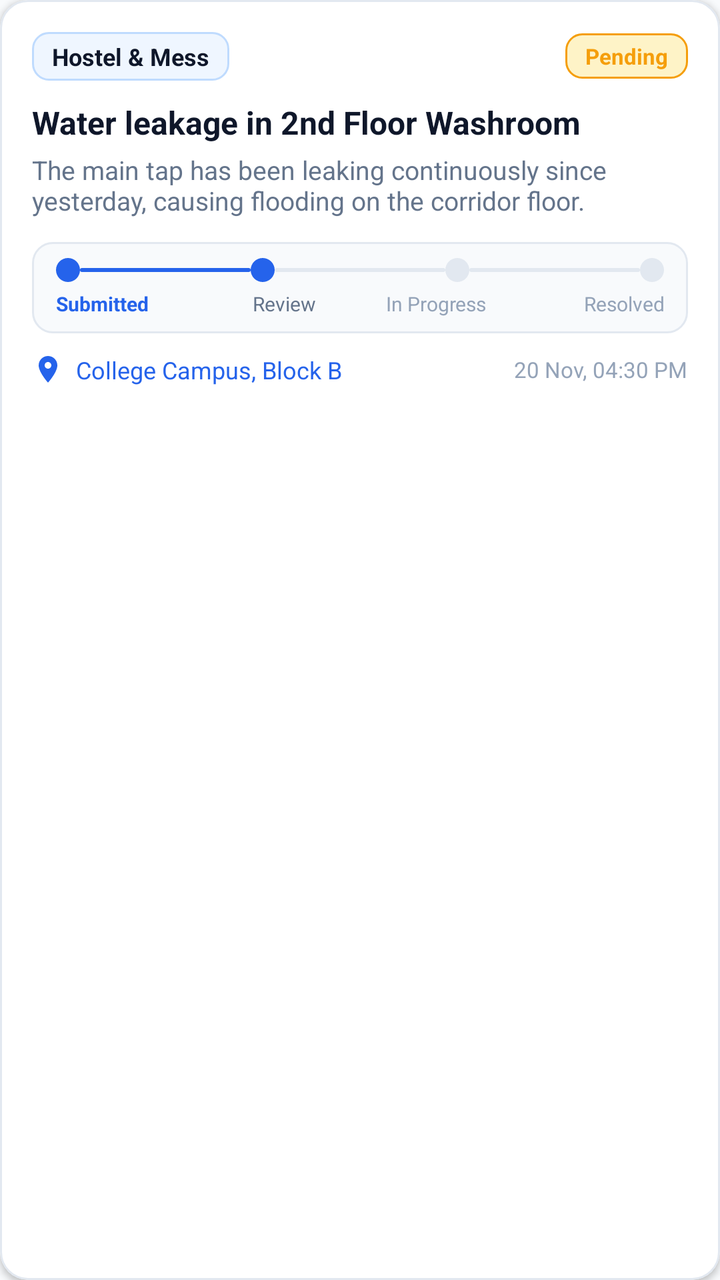
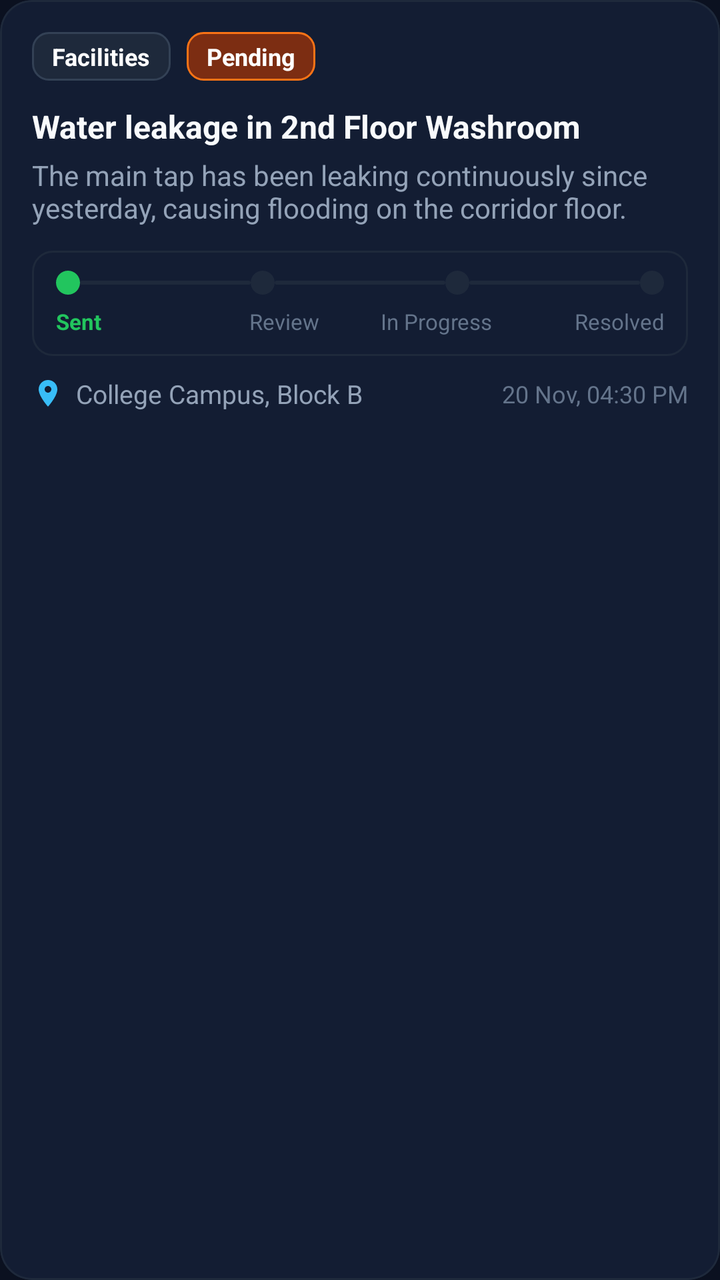

Two renders of the same Android screen: before a commit and after it. Below are the layout's source before the change and the commit's diff.
<!-- AndroidManifest.xml: application theme Theme.Helpdeskai -->
<!-- res/layout/item_complaint_card.xml -->
<?xml version="1.0" encoding="utf-8"?>
<com.google.android.material.card.MaterialCardView xmlns:android="http://schemas.android.com/apk/res/android"
    xmlns:app="http://schemas.android.com/apk/res-auto"
    android:layout_width="match_parent"
    android:layout_height="wrap_content"
    android:layout_marginHorizontal="16dp"
    android:layout_marginVertical="8dp"
    android:clickable="true"
    android:focusable="true"
    app:cardBackgroundColor="@color/surface_card"
    app:cardCornerRadius="14dp"
    app:cardElevation="2dp"
    app:strokeColor="@color/divider"
    app:strokeWidth="1dp">

    <LinearLayout
        android:layout_width="match_parent"
        android:layout_height="wrap_content"
        android:orientation="vertical"
        android:padding="16dp">

        
        <LinearLayout
            android:layout_width="match_parent"
            android:layout_height="wrap_content"
            android:gravity="center_vertical"
            android:orientation="horizontal">

            <TextView
                android:id="@+id/tv_card_category"
                android:layout_width="wrap_content"
                android:layout_height="wrap_content"
                android:background="@drawable/bg_badge_category"
                android:paddingHorizontal="10dp"
                android:paddingVertical="4dp"
                android:text="Hostel &amp; Mess"
                android:textColor="@color/text_primary"
                android:textSize="12sp"
                android:textStyle="bold" />

            <View
                android:layout_width="0dp"
                android:layout_height="1dp"
                android:layout_weight="1" />

            <TextView
                android:id="@+id/tv_card_status"
                android:layout_width="wrap_content"
                android:layout_height="wrap_content"
                android:background="@drawable/bg_badge_pending"
                android:paddingHorizontal="10dp"
                android:paddingVertical="4dp"
                android:text="Pending"
                android:textColor="@color/status_pending"
                android:textSize="11sp"
                android:textStyle="bold" />
        </LinearLayout>

        
        <TextView
            android:id="@+id/tv_card_title"
            android:layout_width="match_parent"
            android:layout_height="wrap_content"
            android:layout_marginTop="10dp"
            android:ellipsize="end"
            android:maxLines="1"
            android:text="Water leakage in 2nd Floor Washroom"
            android:textColor="@color/text_primary"
            android:textSize="16sp"
            android:textStyle="bold" />

        
        <TextView
            android:id="@+id/tv_card_description"
            android:layout_width="match_parent"
            android:layout_height="wrap_content"
            android:layout_marginTop="4dp"
            android:ellipsize="end"
            android:maxLines="2"
            android:text="The main tap has been leaking continuously since yesterday, causing flooding on the corridor floor."
            android:textColor="@color/text_secondary"
            android:textSize="13sp" />

        
        <ImageView
            android:id="@+id/iv_card_photo"
            android:layout_width="match_parent"
            android:layout_height="140dp"
            android:layout_marginTop="10dp"
            android:scaleType="centerCrop"
            android:visibility="gone" />

        
        <LinearLayout
            android:id="@+id/layout_tracking_timeline"
            android:layout_width="match_parent"
            android:layout_height="wrap_content"
            android:layout_marginTop="12dp"
            android:background="@drawable/bg_timeline_container"
            android:orientation="vertical"
            android:paddingHorizontal="12dp"
            android:paddingVertical="8dp">

            
            <LinearLayout
                android:layout_width="match_parent"
                android:layout_height="wrap_content"
                android:gravity="center_vertical"
                android:orientation="horizontal">

                <ImageView
                    android:id="@+id/dot_step_submitted"
                    android:layout_width="12dp"
                    android:layout_height="12dp"
                    android:src="@drawable/dot_timeline_active" />

                <View
                    android:id="@+id/line_step_1"
                    android:layout_width="0dp"
                    android:layout_height="2dp"
                    android:layout_weight="1"
                    android:background="@drawable/line_timeline_active" />

                <ImageView
                    android:id="@+id/dot_step_review"
                    android:layout_width="12dp"
                    android:layout_height="12dp"
                    android:src="@drawable/dot_timeline_active" />

                <View
                    android:id="@+id/line_step_2"
                    android:layout_width="0dp"
                    android:layout_height="2dp"
                    android:layout_weight="1"
                    android:background="@drawable/line_timeline_inactive" />

                <ImageView
                    android:id="@+id/dot_step_progress"
                    android:layout_width="12dp"
                    android:layout_height="12dp"
                    android:src="@drawable/dot_timeline_inactive" />

                <View
                    android:id="@+id/line_step_3"
                    android:layout_width="0dp"
                    android:layout_height="2dp"
                    android:layout_weight="1"
                    android:background="@drawable/line_timeline_inactive" />

                <ImageView
                    android:id="@+id/dot_step_resolved"
                    android:layout_width="12dp"
                    android:layout_height="12dp"
                    android:src="@drawable/dot_timeline_inactive" />
            </LinearLayout>

            
            <LinearLayout
                android:layout_width="match_parent"
                android:layout_height="wrap_content"
                android:layout_marginTop="4dp"
                android:orientation="horizontal">

                <TextView
                    android:id="@+id/tv_label_submitted"
                    android:layout_width="0dp"
                    android:layout_height="wrap_content"
                    android:layout_weight="1"
                    android:gravity="start"
                    android:text="Submitted"
                    android:textColor="@color/primary"
                    android:textSize="10sp"
                    android:textStyle="bold" />

                <TextView
                    android:id="@+id/tv_label_review"
                    android:layout_width="0dp"
                    android:layout_height="wrap_content"
                    android:layout_weight="1"
                    android:gravity="center"
                    android:text="Review"
                    android:textColor="@color/text_secondary"
                    android:textSize="10sp" />

                <TextView
                    android:id="@+id/tv_label_progress"
                    android:layout_width="0dp"
                    android:layout_height="wrap_content"
                    android:layout_weight="1"
                    android:gravity="center"
                    android:text="In Progress"
                    android:textColor="@color/text_muted"
                    android:textSize="10sp" />

                <TextView
                    android:id="@+id/tv_label_resolved"
                    android:layout_width="0dp"
                    android:layout_height="wrap_content"
                    android:layout_weight="1"
                    android:gravity="end"
                    android:text="Resolved"
                    android:textColor="@color/text_muted"
                    android:textSize="10sp" />
            </LinearLayout>
        </LinearLayout>

        
        <LinearLayout
            android:id="@+id/layout_card_location"
            android:layout_width="match_parent"
            android:layout_height="wrap_content"
            android:layout_marginTop="10dp"
            android:gravity="center_vertical"
            android:orientation="horizontal"
            android:visibility="visible">

            <ImageView
                android:layout_width="16dp"
                android:layout_height="16dp"
                android:src="@drawable/ic_location"
                app:tint="@color/primary" />

            <TextView
                android:id="@+id/tv_card_location"
                android:layout_width="0dp"
                android:layout_height="wrap_content"
                android:layout_marginStart="6dp"
                android:layout_weight="1"
                android:ellipsize="end"
                android:maxLines="1"
                android:text="College Campus, Block B"
                android:textColor="@color/primary"
                android:textSize="12sp" />

            <TextView
                android:id="@+id/tv_card_timestamp"
                android:layout_width="wrap_content"
                android:layout_height="wrap_content"
                android:layout_marginStart="8dp"
                android:text="20 Nov, 04:30 PM"
                android:textColor="@color/text_muted"
                android:textSize="11sp" />
        </LinearLayout>

        
        <LinearLayout
            android:id="@+id/layout_card_officer_reply"
            android:layout_width="match_parent"
            android:layout_height="wrap_content"
            android:layout_marginTop="12dp"
            android:background="@drawable/bg_ai_suggestion"
            android:orientation="vertical"
            android:padding="10dp"
            android:visibility="gone">

            <TextView
                android:layout_width="wrap_content"
                android:layout_height="wrap_content"
                android:text="Official Response:"
                android:textColor="@color/status_resolved"
                android:textSize="12sp"
                android:textStyle="bold" />

            <TextView
                android:id="@+id/tv_card_officer_reply"
                android:layout_width="match_parent"
                android:layout_height="wrap_content"
                android:layout_marginTop="2dp"
                android:textColor="@color/text_primary"
                android:textSize="13sp" />
        </LinearLayout>

    </LinearLayout>
</com.google.android.material.card.MaterialCardView>
<!-- resources referenced by this layout -->
<resources>
  <color name="divider">#E2E8F0</color>
  <color name="primary">#2563EB</color>
  <color name="status_pending">#F59E0B</color>
  <color name="status_resolved">#22C55E</color>
  <color name="surface_card">#FFFFFF</color>
  <color name="text_muted">#94A3B8</color>
  <color name="text_primary">#0F172A</color>
  <color name="text_secondary">#64748B</color>
  <!-- drawable bg_timeline_container (drawable) -->
  <?xml version="1.0" encoding="utf-8"?>
  <shape xmlns:android="http://schemas.android.com/apk/res/android"
      android:shape="rectangle">
      <solid android:color="@color/input_bg" />
      <corners android:radius="10dp" />
      <stroke
          android:width="1dp"
          android:color="@color/divider" />
  </shape>
  <!-- drawable dot_timeline_active (drawable) -->
  <?xml version="1.0" encoding="utf-8"?>
  <shape xmlns:android="http://schemas.android.com/apk/res/android"
      android:shape="oval">
      <solid android:color="@color/primary" />
      <size
          android:width="12dp"
          android:height="12dp" />
  </shape>
  <!-- drawable dot_timeline_inactive (drawable) -->
  <?xml version="1.0" encoding="utf-8"?>
  <shape xmlns:android="http://schemas.android.com/apk/res/android"
      android:shape="oval">
      <solid android:color="@color/divider" />
      <size
          android:width="10dp"
          android:height="10dp" />
  </shape>
  <!-- drawable ic_location (drawable) -->
  <vector xmlns:android="http://schemas.android.com/apk/res/android"
      android:width="24dp"
      android:height="24dp"
      android:viewportWidth="24"
      android:viewportHeight="24">
      <path
          android:fillColor="#0D9488"
          android:pathData="M12,2C8.13,2 5,5.13 5,9c0,5.25 7,13 7,13s7,-7.75 7,-13c0,-3.87 -3.13,-7 -7,-7zm0,9.5c-1.38,0 -2.5,-1.12 -2.5,-2.5s1.12,-2.5 2.5,-2.5 2.5,1.12 2.5,2.5 -1.12,2.5 -2.5,2.5z" />
  </vector>
  <!-- drawable line_timeline_active (drawable) -->
  <?xml version="1.0" encoding="utf-8"?>
  <shape xmlns:android="http://schemas.android.com/apk/res/android"
      android:shape="rectangle">
      <solid android:color="@color/primary" />
      <corners android:radius="2dp" />
      <size android:height="2dp" />
  </shape>
  <!-- drawable line_timeline_inactive (drawable) -->
  <?xml version="1.0" encoding="utf-8"?>
  <shape xmlns:android="http://schemas.android.com/apk/res/android"
      android:shape="rectangle">
      <solid android:color="@color/divider" />
      <corners android:radius="2dp" />
      <size android:height="2dp" />
  </shape>
  <style name="Theme.Helpdeskai" parent="Base.Theme.Helpdeskai" />
  <color name="status_resolved_bg">#DCFCE7</color>
  <color name="badge_cat_bg">#EFF6FF</color>
  <color name="badge_cat_stroke">#BFDBFE</color>
  <color name="status_pending_bg">#FEF3C7</color>
  <color name="input_bg">#F8FAFC</color>
  <style name="Base.Theme.Helpdeskai" parent="Theme.Material3.DayNight.NoActionBar">
          
          <item name="colorPrimary">@color/primary</item>
          <item name="colorPrimaryDark">@color/primary_dark</item>
          <item name="colorSecondary">@color/accent</item>
          <item name="android:statusBarColor">@color/primary</item>
          <item name="android:windowLightStatusBar" tools:targetApi="m">false</item>
          <item name="android:windowBackground">@color/bg_light</item>
      </style>
  <color name="primary_dark">#1D4ED8</color>
  <color name="accent">#0EA5E9</color>
  <color name="bg_light">#F8FAFC</color>
  <!-- unchanged entries left out for length: 3 -->
</resources>

<!-- the commit's change to res/layout/item_complaint_card.xml (unified diff, before → after) -->
@@ -7,9 +7,10 @@
     android:layout_marginVertical="8dp"
     android:clickable="true"
     android:focusable="true"
+    android:foreground="?attr/selectableItemBackground"
     app:cardBackgroundColor="@color/surface_card"
-    app:cardCornerRadius="14dp"
-    app:cardElevation="2dp"
+    app:cardCornerRadius="16dp"
+    app:cardElevation="0dp"
     app:strokeColor="@color/divider"
     app:strokeWidth="1dp">
 
@@ -20,11 +21,23 @@
         android:padding="16dp">
 
         
-        <LinearLayout
-            android:layout_width="match_parent"
-            android:layout_height="wrap_content"
-            android:gravity="center_vertical"
-            android:orientation="horizontal">
+        <androidx.constraintlayout.widget.ConstraintLayout
+            android:layout_width="match_parent"
+            android:layout_height="wrap_content">
+
+            <androidx.constraintlayout.helper.widget.Flow
+                android:id="@+id/flow_tags"
+                android:layout_width="0dp"
+                android:layout_height="wrap_content"
+                app:constraint_referenced_ids="tv_card_category,tv_waiting_badge,tv_card_status"
+                app:flow_horizontalBias="0"
+                app:flow_horizontalGap="8dp"
+                app:flow_horizontalStyle="packed"
+                app:flow_verticalGap="6dp"
+                app:flow_wrapMode="chain"
+                app:layout_constraintEnd_toEndOf="parent"
+                app:layout_constraintStart_toStartOf="parent"
+                app:layout_constraintTop_toTopOf="parent" />
 
             <TextView
                 android:id="@+id/tv_card_category"
@@ -33,15 +46,22 @@
                 android:background="@drawable/bg_badge_category"
                 android:paddingHorizontal="10dp"
                 android:paddingVertical="4dp"
-                android:text="Hostel &amp; Mess"
-                android:textColor="@color/text_primary"
+                android:text="Facilities"
+                android:textColor="@color/white"
                 android:textSize="12sp"
                 android:textStyle="bold" />
 
-            <View
-                android:layout_width="0dp"
-                android:layout_height="1dp"
-                android:layout_weight="1" />
+            <TextView
+                android:id="@+id/tv_waiting_badge"
+                android:layout_width="wrap_content"
+                android:layout_height="wrap_content"
+                android:background="@drawable/bg_badge_pending"
+                android:paddingHorizontal="8dp"
+                android:paddingVertical="4dp"
+                android:text="Waiting for reply: Today"
+                android:textColor="@color/white"
+                android:textSize="11sp"
+                android:visibility="gone" />
 
             <TextView
                 android:id="@+id/tv_card_status"
@@ -51,17 +71,17 @@
                 android:paddingHorizontal="10dp"
                 android:paddingVertical="4dp"
                 android:text="Pending"
-                android:textColor="@color/status_pending"
-                android:textSize="11sp"
+                android:textColor="@color/white"
+                android:textSize="12sp"
                 android:textStyle="bold" />
-        </LinearLayout>
+        </androidx.constraintlayout.widget.ConstraintLayout>
 
         
         <TextView
             android:id="@+id/tv_card_title"
             android:layout_width="match_parent"
             android:layout_height="wrap_content"
-            android:layout_marginTop="10dp"
+            android:layout_marginTop="12dp"
             android:ellipsize="end"
             android:maxLines="1"
             android:text="Water leakage in 2nd Floor Washroom"
@@ -79,7 +99,7 @@
             android:maxLines="2"
             android:text="The main tap has been leaking continuously since yesterday, causing flooding on the corridor floor."
             android:textColor="@color/text_secondary"
-            android:textSize="13sp" />
+            android:textSize="14sp" />
 
         
         <ImageView
@@ -99,7 +119,7 @@
             android:background="@drawable/bg_timeline_container"
             android:orientation="vertical"
             android:paddingHorizontal="12dp"
-            android:paddingVertical="8dp">
+            android:paddingVertical="10dp">
 
             
             <LinearLayout
@@ -112,20 +132,20 @@
                     android:id="@+id/dot_step_submitted"
                     android:layout_width="12dp"
                     android:layout_height="12dp"
-                    android:src="@drawable/dot_timeline_active" />
+                    android:src="@drawable/dot_timeline_resolved" />
 
                 <View
                     android:id="@+id/line_step_1"
                     android:layout_width="0dp"
                     android:layout_height="2dp"
                     android:layout_weight="1"
-                    android:background="@drawable/line_timeline_active" />
+                    android:background="@drawable/line_timeline_inactive" />
 
                 <ImageView
                     android:id="@+id/dot_step_review"
                     android:layout_width="12dp"
                     android:layout_height="12dp"
-                    android:src="@drawable/dot_timeline_active" />
+                    android:src="@drawable/dot_timeline_inactive" />
 
                 <View
                     android:id="@+id/line_step_2"
@@ -158,7 +178,7 @@
             <LinearLayout
                 android:layout_width="match_parent"
                 android:layout_height="wrap_content"
-                android:layout_marginTop="4dp"
+                android:layout_marginTop="6dp"
                 android:orientation="horizontal">
 
                 <TextView
@@ -167,9 +187,9 @@
                     android:layout_height="wrap_content"
                     android:layout_weight="1"
                     android:gravity="start"
-                    android:text="Submitted"
-                    android:textColor="@color/primary"
-                    android:textSize="10sp"
+                    android:text="Sent"
+                    android:textColor="@color/status_resolved"
+                    android:textSize="11sp"
                     android:textStyle="bold" />
 
                 <TextView
@@ -179,8 +199,8 @@
                     android:layout_weight="1"
                     android:gravity="center"
                     android:text="Review"
-                    android:textColor="@color/text_secondary"
-                    android:textSize="10sp" />
+                    android:textColor="@color/text_muted"
+                    android:textSize="11sp" />
 
                 <TextView
                     android:id="@+id/tv_label_progress"
@@ -190,7 +210,7 @@
                     android:gravity="center"
                     android:text="In Progress"
                     android:textColor="@color/text_muted"
-                    android:textSize="10sp" />
+                    android:textSize="11sp" />
 
                 <TextView
                     android:id="@+id/tv_label_resolved"
@@ -200,7 +220,7 @@
                     android:gravity="end"
                     android:text="Resolved"
                     android:textColor="@color/text_muted"
-                    android:textSize="10sp" />
+                    android:textSize="11sp" />
             </LinearLayout>
         </LinearLayout>
 
@@ -218,7 +238,7 @@
                 android:layout_width="16dp"
                 android:layout_height="16dp"
                 android:src="@drawable/ic_location"
-                app:tint="@color/primary" />
+                app:tint="@color/accent" />
 
             <TextView
                 android:id="@+id/tv_card_location"
@@ -229,8 +249,8 @@
                 android:ellipsize="end"
                 android:maxLines="1"
                 android:text="College Campus, Block B"
-                android:textColor="@color/primary"
-                android:textSize="12sp" />
+                android:textColor="@color/text_secondary"
+                android:textSize="13sp" />
 
             <TextView
                 android:id="@+id/tv_card_timestamp"
@@ -239,7 +259,7 @@
                 android:layout_marginStart="8dp"
                 android:text="20 Nov, 04:30 PM"
                 android:textColor="@color/text_muted"
-                android:textSize="11sp" />
+                android:textSize="12sp" />
         </LinearLayout>
 
         
@@ -250,13 +270,13 @@
             android:layout_marginTop="12dp"
             android:background="@drawable/bg_ai_suggestion"
             android:orientation="vertical"
-            android:padding="10dp"
+            android:padding="12dp"
             android:visibility="gone">
 
             <TextView
                 android:layout_width="wrap_content"
                 android:layout_height="wrap_content"
-                android:text="Official Response:"
+                android:text="Support Team Response:"
                 android:textColor="@color/status_resolved"
                 android:textSize="12sp"
                 android:textStyle="bold" />
@@ -265,9 +285,9 @@
                 android:id="@+id/tv_card_officer_reply"
                 android:layout_width="match_parent"
                 android:layout_height="wrap_content"
-                android:layout_marginTop="2dp"
+                android:layout_marginTop="4dp"
                 android:textColor="@color/text_primary"
-                android:textSize="13sp" />
+                android:textSize="14sp" />
         </LinearLayout>
 
     </LinearLayout>
<!-- resource entries referenced after the edit -->
@@ -1,13 +1,14 @@
 <!-- resources referenced by this layout -->
 <resources>
-  <color name="divider">#E2E8F0</color>
+  <color name="divider">#1E293B</color>
   <color name="primary">#2563EB</color>
-  <color name="status_pending">#F59E0B</color>
+  <color name="status_pending">#F97316</color>
   <color name="status_resolved">#22C55E</color>
-  <color name="surface_card">#FFFFFF</color>
-  <color name="text_muted">#94A3B8</color>
-  <color name="text_primary">#0F172A</color>
-  <color name="text_secondary">#64748B</color>
+  <color name="surface_card">#131D33</color>
+  <color name="text_muted">#64748B</color>
+  <color name="text_primary">#F8FAFC</color>
+  <color name="text_secondary">#94A3B8</color>
+  <color name="white">#FFFFFF</color>
   <!-- drawable bg_timeline_container (drawable) -->
   <?xml version="1.0" encoding="utf-8"?>
   <shape xmlns:android="http://schemas.android.com/apk/res/android"
@@ -18,15 +19,6 @@
           android:width="1dp"
           android:color="@color/divider" />
   </shape>
-  <!-- drawable dot_timeline_active (drawable) -->
-  <?xml version="1.0" encoding="utf-8"?>
-  <shape xmlns:android="http://schemas.android.com/apk/res/android"
-      android:shape="oval">
-      <solid android:color="@color/primary" />
-      <size
-          android:width="12dp"
-          android:height="12dp" />
-  </shape>
   <!-- drawable dot_timeline_inactive (drawable) -->
   <?xml version="1.0" encoding="utf-8"?>
   <shape xmlns:android="http://schemas.android.com/apk/res/android"
@@ -35,6 +27,15 @@
       <size
           android:width="10dp"
           android:height="10dp" />
+  </shape>
+  <!-- drawable dot_timeline_resolved (drawable) -->
+  <?xml version="1.0" encoding="utf-8"?>
+  <shape xmlns:android="http://schemas.android.com/apk/res/android"
+      android:shape="oval">
+      <solid android:color="@color/status_resolved" />
+      <size
+          android:width="12dp"
+          android:height="12dp" />
   </shape>
   <!-- drawable ic_location (drawable) -->
   <vector xmlns:android="http://schemas.android.com/apk/res/android"
@@ -46,14 +47,6 @@
           android:fillColor="#0D9488"
           android:pathData="M12,2C8.13,2 5,5.13 5,9c0,5.25 7,13 7,13s7,-7.75 7,-13c0,-3.87 -3.13,-7 -7,-7zm0,9.5c-1.38,0 -2.5,-1.12 -2.5,-2.5s1.12,-2.5 2.5,-2.5 2.5,1.12 2.5,2.5 -1.12,2.5 -2.5,2.5z" />
   </vector>
-  <!-- drawable line_timeline_active (drawable) -->
-  <?xml version="1.0" encoding="utf-8"?>
-  <shape xmlns:android="http://schemas.android.com/apk/res/android"
-      android:shape="rectangle">
-      <solid android:color="@color/primary" />
-      <corners android:radius="2dp" />
-      <size android:height="2dp" />
-  </shape>
   <!-- drawable line_timeline_inactive (drawable) -->
   <?xml version="1.0" encoding="utf-8"?>
   <shape xmlns:android="http://schemas.android.com/apk/res/android"
@@ -63,23 +56,32 @@
       <size android:height="2dp" />
   </shape>
   <style name="Theme.Helpdeskai" parent="Base.Theme.Helpdeskai" />
-  <color name="status_resolved_bg">#DCFCE7</color>
-  <color name="badge_cat_bg">#EFF6FF</color>
-  <color name="badge_cat_stroke">#BFDBFE</color>
-  <color name="status_pending_bg">#FEF3C7</color>
-  <color name="input_bg">#F8FAFC</color>
+  <color name="status_resolved_bg">#14532D</color>
+  <color name="badge_cat_bg">#1E293B</color>
+  <color name="badge_cat_stroke">#334155</color>
+  <color name="status_pending_bg">#7C2D12</color>
+  <color name="input_bg">#131D33</color>
   <style name="Base.Theme.Helpdeskai" parent="Theme.Material3.DayNight.NoActionBar">
-          
           <item name="colorPrimary">@color/primary</item>
-          <item name="colorPrimaryDark">@color/primary_dark</item>
+          <item name="colorPrimaryDark">@color/bg_light</item>
           <item name="colorSecondary">@color/accent</item>
-          <item name="android:statusBarColor">@color/primary</item>
+          <item name="android:statusBarColor">@color/bg_light</item>
           <item name="android:windowLightStatusBar" tools:targetApi="m">false</item>
           <item name="android:windowBackground">@color/bg_light</item>
+          <item name="colorSurface">@color/surface_card</item>
+          <item name="colorOnSurface">@color/text_primary</item>
+          <item name="chipStyle">@style/Widget.HelpDesk.Chip</item>
       </style>
-  <color name="primary_dark">#1D4ED8</color>
-  <color name="accent">#0EA5E9</color>
-  <color name="bg_light">#F8FAFC</color>
+  <color name="accent">#38BDF8</color>
+  <color name="bg_light">#0B1120</color>
+  <style name="Widget.HelpDesk.Chip" parent="Widget.MaterialComponents.Chip.Filter">
+          <item name="android:textColor">@color/chip_text_selector</item>
+          <item name="chipBackgroundColor">@color/chip_background_selector</item>
+          <item name="chipStrokeColor">@color/chip_stroke_selector</item>
+          <item name="chipStrokeWidth">1dp</item>
+          <item name="checkedIconTint">@color/white</item>
+          <item name="chipCornerRadius">8dp</item>
+      </style>
   <!-- unchanged entries left out for length: 3 -->
 </resources>
 
